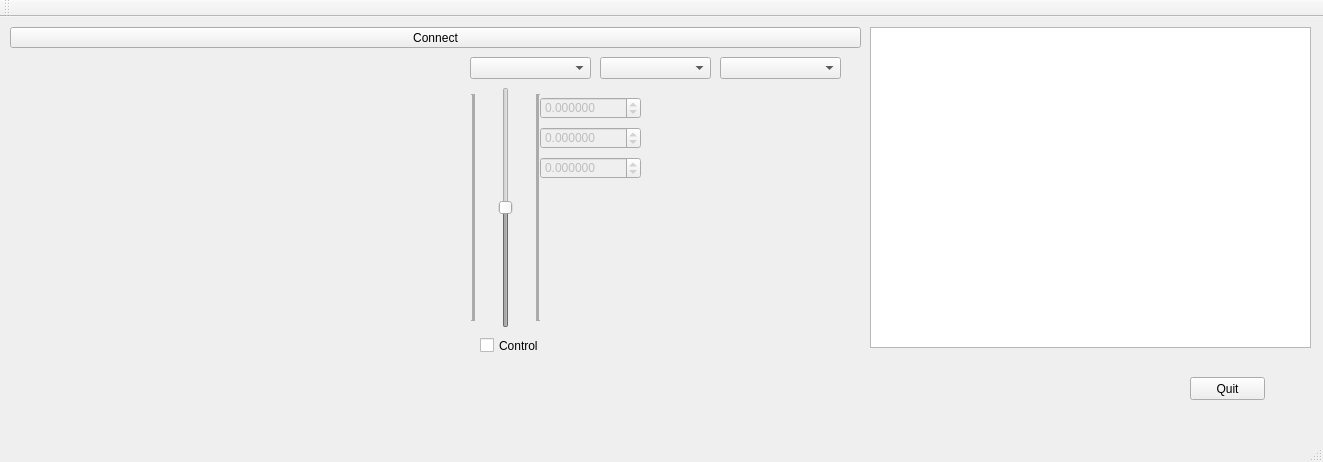
Old version of the form MSFS2020_AutoFlight/msfs2020_autoflight.ui in the repository igor8518/MSFS2020_AUTO.
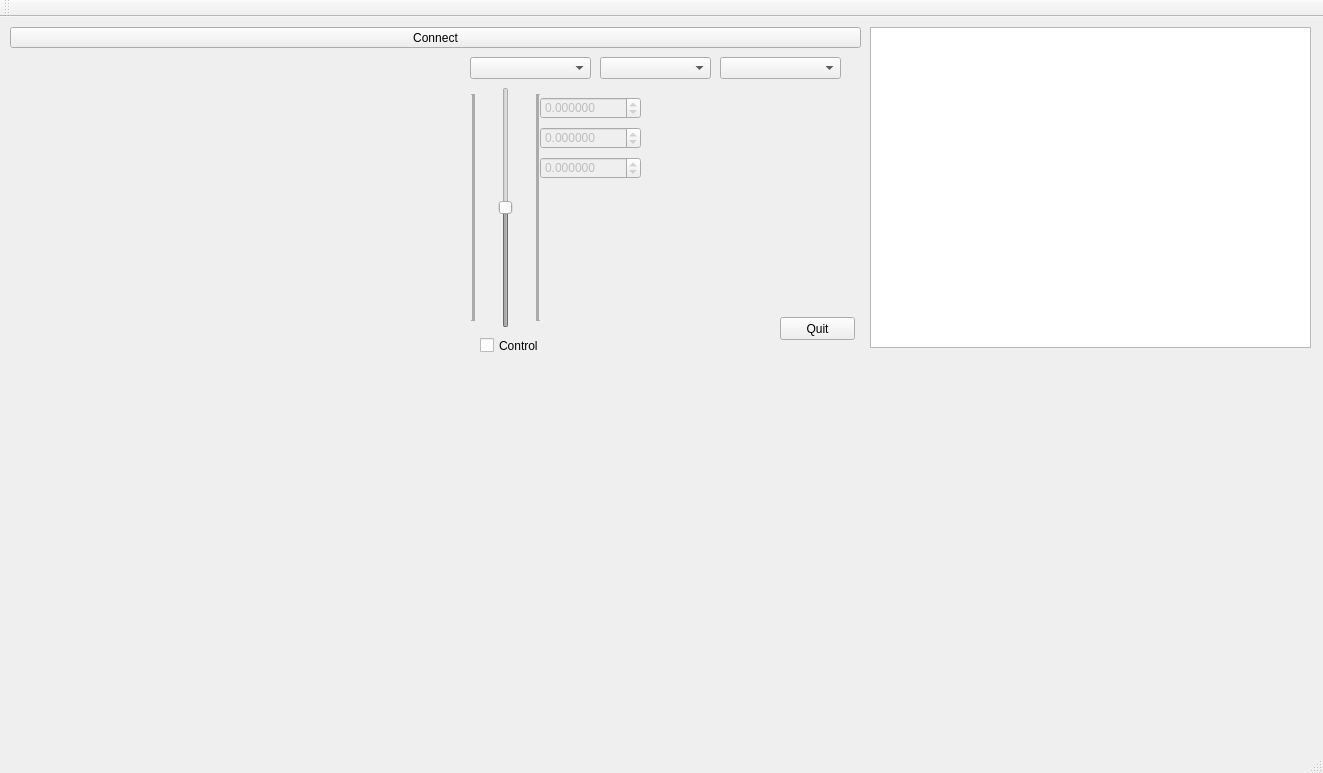
New version of the form. Custom widgets are drawn as their Qt base class.

```diff
--- a/MSFS2020_AutoFlight/msfs2020_autoflight.ui
+++ b/MSFS2020_AutoFlight/msfs2020_autoflight.ui
@@ -7,11 +7,17 @@
     <x>0</x>
     <y>0</y>
     <width>1323</width>
-    <height>462</height>
+    <height>773</height>
    </rect>
   </property>
   <property name="windowTitle">
-   <string>MSFS2020_AutoFlight</string>
+   <string notr="true">MSFS2020 AutoFlight</string>
+  </property>
+  <property name="windowOpacity">
+   <double>1.000000000000000</double>
+  </property>
+  <property name="autoFillBackground">
+   <bool>true</bool>
   </property>
   <widget class="QWidget" name="centralWidget">
    <widget class="QPushButton" name="ConnectButton">
@@ -30,8 +36,8 @@
    <widget class="QPushButton" name="pushButton_2">
     <property name="geometry">
      <rect>
-      <x>1190</x>
-      <y>360</y>
+      <x>780</x>
+      <y>300</y>
       <width>75</width>
       <height>23</height>
      </rect>
@@ -243,6 +249,19 @@
      <double>0.010000000000000</double>
     </property>
    </widget>
+   <widget class="QCustomPlot" name="Graph2" native="true">
+    <property name="geometry">
+     <rect>
+      <x>10</x>
+      <y>410</y>
+      <width>1301</width>
+      <height>311</height>
+     </rect>
+    </property>
+    <property name="title" stdset="0">
+     <string>GroupBox</string>
+    </property>
+   </widget>
   </widget>
   <widget class="QMenuBar" name="menuBar">
    <property name="geometry">
```
